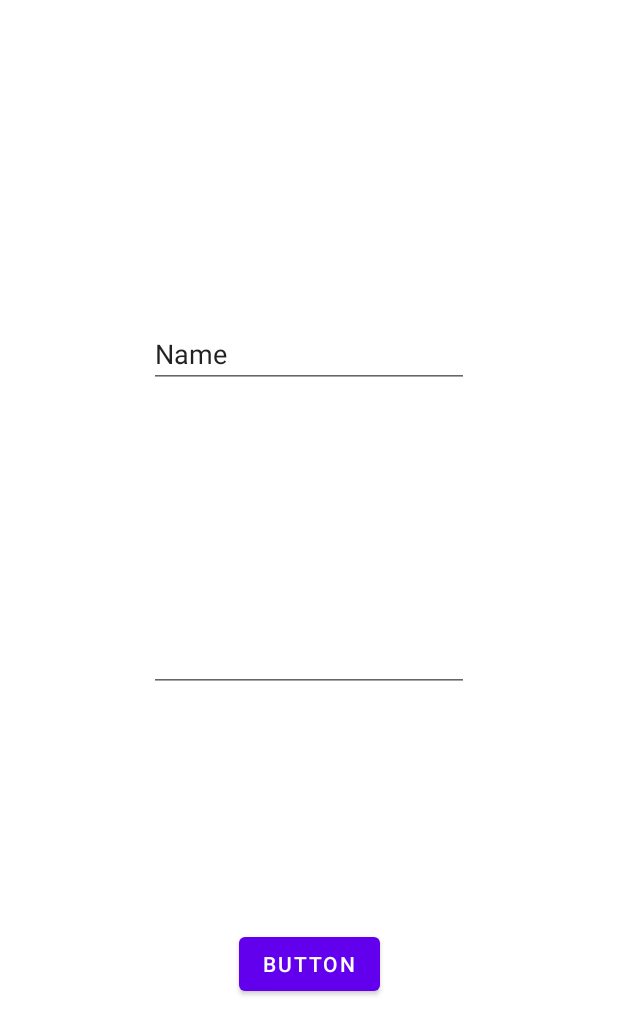
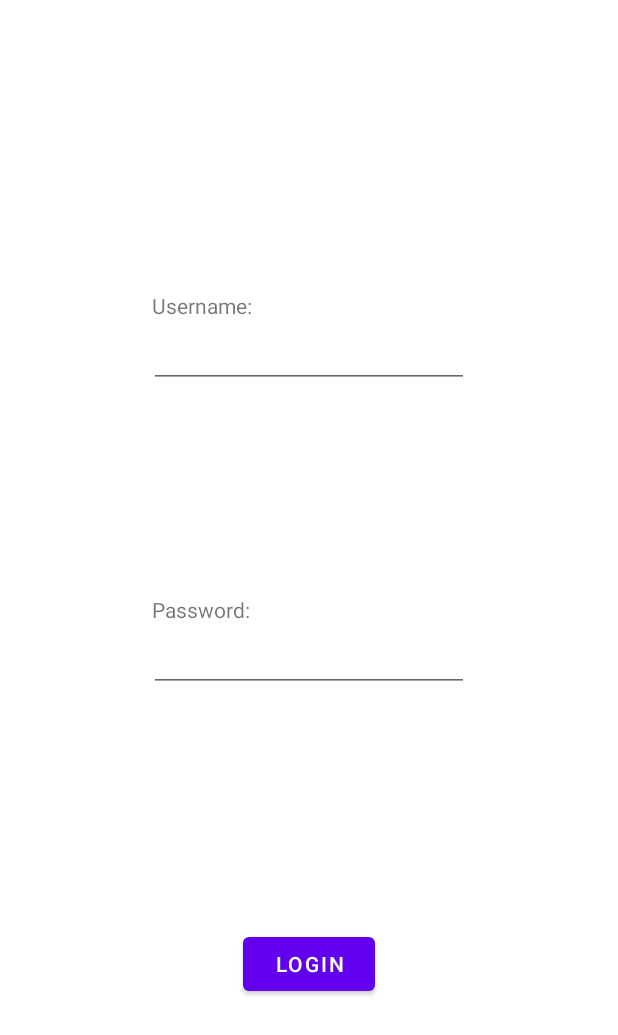
Before and after one commit to Golobcek02/Pametni-Paketnik-Aplikacija, an Android app: the screen it shows after launch (MainActivity), after a tap on "LOGIN", on a phone screen of 412 x 824 dp. Shown: the top 1035 px of the screen. Run offline under Robolectric (Android 15) with nearby library versions, the phone set to English and light mode, and no system bars; our stand-ins replace navigation-ui.

Commit message:
Updated design for login

```diff
--- a/app/src/main/java/com/example/pametnipaketnik/startup/login/LoginPage.kt
+++ b/app/src/main/java/com/example/pametnipaketnik/startup/login/LoginPage.kt
@@ -49,8 +49,8 @@ class LoginPage : Fragment() {
         val navView = requireActivity().findViewById<BottomNavigationView>(R.id.nav_view)
         navView.visibility = View.GONE
         binding = FragmentLoginPageBinding.inflate(inflater, container, false)
-        binding.returnToHome.setOnClickListener {
-            binding.returnToHome.setOnClickListener {
+        binding.buttonLogin.setOnClickListener {
+            binding.buttonLogin.setOnClickListener {
                 if (binding.passwordInput.text == null || binding.usernameInput.text == null) {
                     println("neke ni vreje")
                 } else {
--- a/app/src/main/res/layout/fragment_login_page.xml
+++ b/app/src/main/res/layout/fragment_login_page.xml
@@ -13,10 +13,10 @@
         android:layout_height="match_parent">
 
         <Button
-            android:id="@+id/return_to_home"
+            android:id="@+id/button_login"
             android:layout_width="wrap_content"
             android:layout_height="wrap_content"
-            android:text="Button"
+            android:text="Login"
             app:layout_constraintBottom_toBottomOf="parent"
             app:layout_constraintEnd_toEndOf="parent"
             app:layout_constraintHorizontal_bias="0.5"
@@ -29,7 +29,6 @@
             android:layout_height="wrap_content"
             android:ems="10"
             android:inputType="text"
-            android:text="Name"
             app:layout_constraintBottom_toTopOf="@+id/password_input"
             app:layout_constraintEnd_toEndOf="parent"
             app:layout_constraintHorizontal_bias="0.5"
@@ -42,11 +41,31 @@
             android:layout_height="wrap_content"
             android:ems="10"
             android:inputType="textPassword"
-            app:layout_constraintBottom_toTopOf="@+id/return_to_home"
+            app:layout_constraintBottom_toTopOf="@+id/button_login"
             app:layout_constraintEnd_toEndOf="parent"
             app:layout_constraintHorizontal_bias="0.5"
             app:layout_constraintStart_toStartOf="parent"
             app:layout_constraintTop_toBottomOf="@+id/username_input" />
+
+        <TextView
+            android:id="@+id/textview_username"
+            android:layout_width="wrap_content"
+            android:layout_height="wrap_content"
+            android:text="Username:"
+            app:layout_constraintBottom_toTopOf="@+id/username_input"
+            app:layout_constraintEnd_toEndOf="parent"
+            app:layout_constraintHorizontal_bias="0.293"
+            app:layout_constraintStart_toStartOf="parent" />
+
+        <TextView
+            android:id="@+id/textview_password"
+            android:layout_width="wrap_content"
+            android:layout_height="wrap_content"
+            android:text="Password:"
+            app:layout_constraintBottom_toTopOf="@+id/password_input"
+            app:layout_constraintEnd_toEndOf="parent"
+            app:layout_constraintHorizontal_bias="0.292"
+            app:layout_constraintStart_toStartOf="parent" />
     </androidx.constraintlayout.widget.ConstraintLayout>
 
 </FrameLayout>
```
